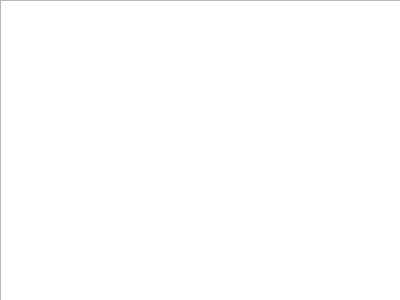
Old version of the form QtDesigner_workspace/Example.ui in the repository SunHaozhe/AAI.
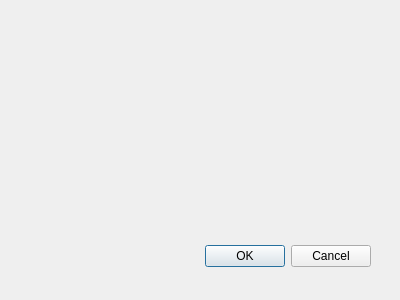
New version of the form.

Commit message: begin button has been implemented

Patch:
```diff
--- a/QtDesigner_workspace/Example.ui
+++ b/QtDesigner_workspace/Example.ui
@@ -13,15 +13,21 @@
   <property name="windowTitle">
    <string>Dialog</string>
   </property>
-  <widget class="QGraphicsView" name="graphicsView">
+  <widget class="QDialogButtonBox" name="buttonBox">
    <property name="geometry">
     <rect>
-     <x>0</x>
-     <y>0</y>
-     <width>401</width>
-     <height>301</height>
+     <x>30</x>
+     <y>240</y>
+     <width>341</width>
+     <height>32</height>
     </rect>
    </property>
+   <property name="orientation">
+    <enum>Qt::Horizontal</enum>
+   </property>
+   <property name="standardButtons">
+    <set>QDialogButtonBox::Cancel|QDialogButtonBox::Ok</set>
+   </property>
   </widget>
  </widget>
  <resources/>
```
Left out of the diff: 35 changed lines with no effect on the pictures. The commit also changes 4 other files.
